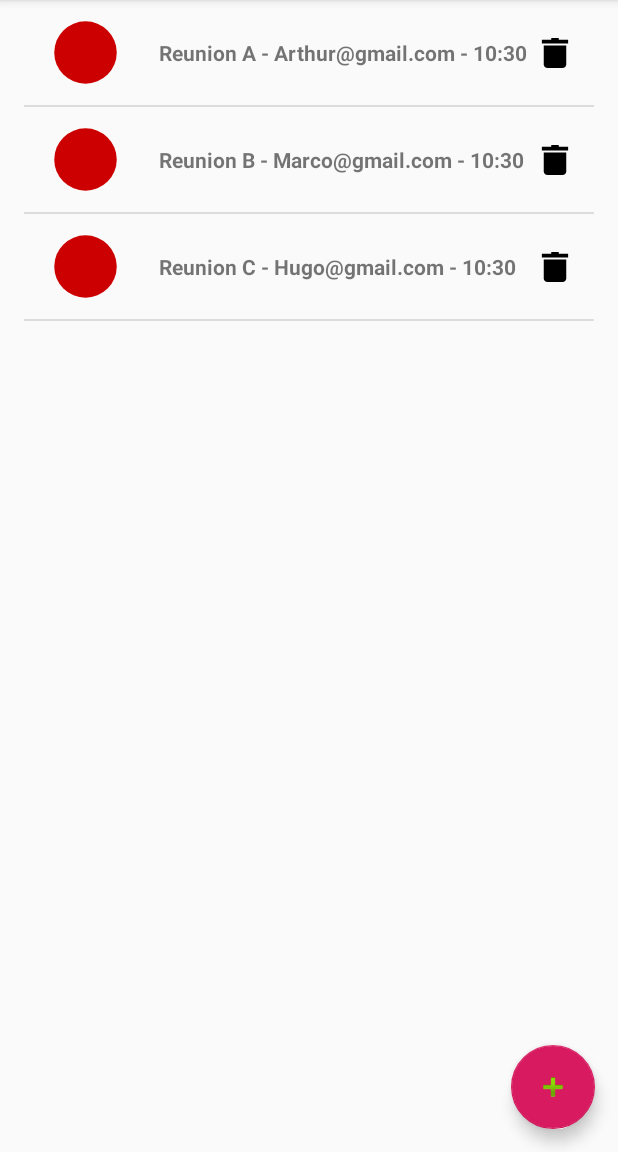
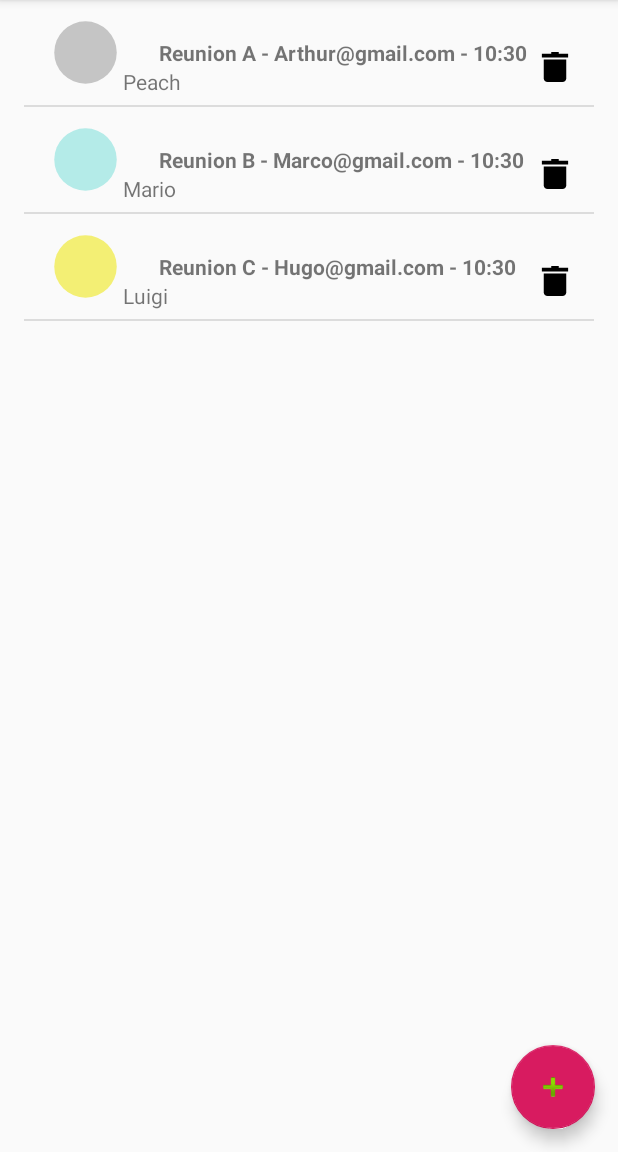
Before and after one commit to Philippeclass/P4_ANDROID_OC, an Android app: the screen it shows after launch (MainActivity), on a phone screen of 412 x 824 dp, the part 84-1236 px from its top. Run offline under Robolectric (Android 15) with nearby library versions, the phone set to English and light mode, and no system bars; our stand-ins replace ButterKnife, EventBus.

Commit message:
added color by place + nex textview for meeting + getplacedata

```diff
--- a/app/src/main/java/com/philippe/mareu/model/Meeting.java
+++ b/app/src/main/java/com/philippe/mareu/model/Meeting.java
@@ -32,7 +32,7 @@ public class Meeting implements Serializable {
     /**
      * Place
      */
-    private String place;
+    private Place place;
 
     /**
      * Subject
@@ -62,7 +62,7 @@ public class Meeting implements Serializable {
      * @param entrantMail
 
      */
-    public Meeting(Integer id,String name, Date date, String place, String entrantMail
+    public Meeting(Integer id,String name, Date date, Place place, String entrantMail
     ) {
         this.id = id;
         this.name = name;
@@ -115,8 +115,8 @@ public String getDateFormated() {
     public void setName(String place) { this.name = name;}
     public Date getDate() { return date; }
     public void setDate(Date time) { this.date = date; }
-    public String getPlace() { return place; }
-    public void setPlace(String place) { this.place = place; }
+    public Place getPlace() { return place; }
+    public void setPlace(Place place) { this.place = place; }
     public String getSubject() { return subject; }
     public void setSubject(String subject) { this.subject = subject; }
     public String getEntrantMail() { return entrantMail; }
--- a/app/src/main/java/com/philippe/mareu/model/Place.java
+++ b/app/src/main/java/com/philippe/mareu/model/Place.java
@@ -1,37 +1,48 @@
 package com.philippe.mareu.model;
+
+import androidx.annotation.NonNull;
 
 public class Place {
 
 
-    private int mId;
+
     private String mName;
+    private  String mcolor;
+    private int i;
+    private String peach;
+    private String mario;
+    private  String luigi;
 
 
     /**
      * Construtor
 
-     * @param id
      * @param name
      */
-    public Place(int id, String name) {
-        this.mId = id;
+    public Place(String name, String color) {
         this.mName = name;
+        this.mcolor = color;
     }
 
-
-    public int getId() {
-        return this.mId;
+    @NonNull
+    @Override
+    public String toString() {
+        return mName;
     }
 
     public String getName() {
         return this.mName;
     }
 
-    public void setId(int id) {
-        this.mId = id;
-    }
-
     public void setName(String name) {
         this.mName = name;
     }
+
+    public String getColor() {
+        return this.mcolor;
+    }
+
+    public void setColor(String color) {
+        this.mcolor = color;
+    }
 }
--- a/app/src/main/java/com/philippe/mareu/service/DummyMeetingGenerator.java
+++ b/app/src/main/java/com/philippe/mareu/service/DummyMeetingGenerator.java
@@ -10,24 +10,26 @@ import java.util.List;
 
 public abstract class DummyMeetingGenerator {
 
+    static List<Place> generatePlaces() {
+        return new ArrayList<>(DUMMYPLACE);
+    }
+
+    private static List<Place> DUMMYPLACE = Arrays.asList(
+            new Place("Peach", "#c5c5c5"),
+            new Place("Mario", "#b4ebe8"),
+            new Place("Luigi", "#f3ef74")
+    );
+
+
     public static List<Meeting> DUMMY_MEETING = Arrays.asList(
 
 
-            new Meeting(1, "Reunion A", Calendar.getInstance().getTime(), "Peach", "Arthur@gmail.com"),
-            new Meeting(2, "Reunion B", Calendar.getInstance().getTime(), "Mario", "Marco@gmail.com"),
-            new Meeting(3, "Reunion C", Calendar.getInstance().getTime(), "Luigi", "Hugo@gmail.com")
+            new Meeting(1, "Reunion A", Calendar.getInstance().getTime(), generatePlaces().get(0), "Arthur@gmail.com"),
+            new Meeting(2, "Reunion B", Calendar.getInstance().getTime(), generatePlaces().get(1), "Marco@gmail.com"),
+            new Meeting(3, "Reunion C", Calendar.getInstance().getTime(), generatePlaces().get(2), "Hugo@gmail.com")
 
     );
 
-    private static List<Place> DUMMYPLACE = Arrays.asList(
-            new Place(1, "Peach"),
-            new Place(2, "Mario"),
-            new Place(3, "Luigi")
-    );
-
-    static List<Place> generatePlaces() {
-        return new ArrayList<>(DUMMYPLACE);
-    }
 
     static List<Meeting> generateMeetings() {
         return new ArrayList<>(DUMMY_MEETING);
--- a/app/src/main/java/com/philippe/mareu/service/MeetingApiService.java
+++ b/app/src/main/java/com/philippe/mareu/service/MeetingApiService.java
@@ -3,7 +3,6 @@ package com.philippe.mareu.service;
 import com.philippe.mareu.model.Meeting;
 import com.philippe.mareu.model.Place;
 
-import java.util.Date;
 import java.util.List;
 
 
@@ -21,6 +20,8 @@ import java.util.List;
 
         List<Meeting>sortByDates(String date);
 
+        List<Meeting>sortByPlaces(int place);
+
         List<Place>getPlaces();
 
 
--- a/app/src/main/java/com/philippe/mareu/ui/MeetingFragment.java
+++ b/app/src/main/java/com/philippe/mareu/ui/MeetingFragment.java
@@ -1,8 +1,10 @@
 package com.philippe.mareu.ui;
 
 import android.app.DatePickerDialog;
+import android.app.Dialog;
 import android.app.TimePickerDialog;
 import android.content.Context;
+import android.content.DialogInterface;
 import android.os.Bundle;
 import android.util.Log;
 import android.view.LayoutInflater;
@@ -27,6 +29,7 @@ import com.philippe.mareu.di.DI;
 import com.philippe.mareu.events.AddMeetingEvent;
 import com.philippe.mareu.events.DeleteMeetingEvent;
 import com.philippe.mareu.model.Meeting;
+import com.philippe.mareu.model.Place;
 import com.philippe.mareu.service.MeetingApiService;
 
 import org.greenrobot.eventbus.EventBus;
@@ -51,6 +54,7 @@ public class MeetingFragment extends Fragment {
     private RecyclerView mRecyclerView;
     private MeetingRecyclerViewAdapter mAdapter;
     private Meeting mMeeting;
+    private  AddMeetingFragment mAddMeetingFragment;
 
 
     @BindView(R.id.btn_add_meeting)
@@ -77,9 +81,6 @@ public class MeetingFragment extends Fragment {
         super.onCreate(savedInstanceState);
         mApiService = DI.getMeetingApiService();
         setHasOptionsMenu(true);
-
-
-
     }
 
 
@@ -137,13 +138,28 @@ sortFromAToZ();
                 initList(mApiService.sortByDates(simpleDateFormat.format(date)));
 
 
-
             }
         };
 
         new DatePickerDialog(getContext(), dateSetListener, calendar.get(Calendar.YEAR), calendar.get(Calendar.MONTH), calendar.get(Calendar.DAY_OF_MONTH)).show();
 
     }
+/**
+    private void showPlaceDialog() {
+        Dialog.OnClickListener PlaceListener = new Dialog.OnClickListener() {
+            @Override
+            public void onClick(DialogInterface dialog, int place) {
+
+
+                 place1 = mAddMeetingFragment.selectedplace;
+                initList(mApiService.sortByPlaces(place));
+
+            }
+        };
+
+
+    }
+**/
 
 
     /**
@@ -189,16 +205,19 @@ sortFromAToZ();
 
                 Log.d("message", "test");
 
-showDateTimeDialog();
+                showDateTimeDialog();
                 return true;
             case R.id.sort_By_Place:
                 Log.d("message2", "test2");
+
+                //showPlaceDialog();
 
                 return true;
             default:
                 return super.onOptionsItemSelected(item);
         }
     }
+
 
 
     @Override
--- a/app/src/main/java/com/philippe/mareu/ui/MeetingRecyclerViewAdapter.java
+++ b/app/src/main/java/com/philippe/mareu/ui/MeetingRecyclerViewAdapter.java
@@ -1,25 +1,20 @@
 package com.philippe.mareu.ui;
 
-import android.content.Intent;
+import android.graphics.Color;
 import android.view.LayoutInflater;
 import android.view.View;
 import android.view.ViewGroup;
 import android.widget.EditText;
-import android.widget.GridView;
 import android.widget.ImageButton;
 import android.widget.ImageView;
 import android.widget.TextView;
 
 import androidx.recyclerview.widget.RecyclerView;
 
-import com.bumptech.glide.Glide;
-import com.bumptech.glide.request.RequestOptions;
 import com.google.android.material.floatingactionbutton.FloatingActionButton;
 import com.philippe.mareu.R;
-import com.philippe.mareu.events.AddMeetingEvent;
 import com.philippe.mareu.events.DeleteMeetingEvent;
 import com.philippe.mareu.model.Meeting;
-import com.philippe.mareu.model.Place;
 
 import org.greenrobot.eventbus.EventBus;
 
@@ -28,14 +23,13 @@ import java.util.List;
 import butterknife.BindView;
 import butterknife.ButterKnife;
 
-import static com.philippe.mareu.ui.MainActivity.BUNDLE_EXTRA_MEETING;
-
 public class MeetingRecyclerViewAdapter extends RecyclerView.Adapter<MeetingRecyclerViewAdapter.ViewHolder> {
 
 
     private final List<Meeting> mMeetings;
     public EditText mEditText1;
     public EditText mEditText2;
+
 
 
     @BindView(R.id.btn_add_meeting)
@@ -59,7 +53,9 @@ public class MeetingRecyclerViewAdapter extends RecyclerView.Adapter<MeetingRecy
         Meeting meeting = mMeetings.get(position);
         holder.mMeetingName.setText(meeting.getName() + " - " + meeting.getEntrantMail() + " - " + meeting.getTimeFormated());
 
+        holder.mMeetingColor.getDrawable().setTint(Color.parseColor(meeting.getPlace().getColor()));
 
+        holder.mplaceText.setText(meeting.getPlace().getName());
         holder.mDeleteButton.setOnClickListener(new View.OnClickListener() {
             @Override
             public void onClick(View v) {
@@ -74,6 +70,8 @@ EventBus.getDefault().post(new AddMeetingEvent(meeting));
 }
 });
  **/
+
+
     }
 
 
@@ -89,6 +87,8 @@ EventBus.getDefault().post(new AddMeetingEvent(meeting));
         public TextView mMeetingName;
         @BindView(R.id.item_list_delete_button)
         public ImageButton mDeleteButton;
+        @BindView(R.id.place_text)
+        public  TextView mplaceText;
 
 
         /**
--- a/app/src/main/res/layout/fragment_meeting.xml
+++ b/app/src/main/res/layout/fragment_meeting.xml
@@ -31,12 +31,20 @@
         app:layout_constraintBottom_toBottomOf="@+id/item_list_avatar"
         app:layout_constraintStart_toEndOf="@+id/item_list_avatar"
         app:layout_constraintTop_toTopOf="@+id/item_list_avatar" />
-
+<TextView
+    android:layout_width="wrap_content"
+    android:layout_height="wrap_content"
+    android:text="reunion"
+    android:id="@+id/place_text"
+    app:layout_constraintTop_toBottomOf="@id/item_list_name"
+    app:layout_constraintStart_toEndOf="@+id/item_list_avatar"
+    android:gravity="start"
+    />
     <ImageButton
         android:id="@+id/item_list_delete_button"
         android:layout_marginEnd="16dp"
         android:background="@null"
-        app:layout_constraintBottom_toBottomOf="@+id/item_list_name"
+        app:layout_constraintBottom_toBottomOf="@+id/place_text"
         app:layout_constraintEnd_toEndOf="parent"
         app:layout_constraintTop_toTopOf="@+id/item_list_name"
         app:srcCompat="@drawable/ic_delete"
```
Also changed, not shown: app/src/main/java/com/philippe/mareu/service/DummyMeetingApiService.java (+16 -1 lines), app/src/main/java/com/philippe/mareu/ui/AddMeetingFragment.java (+13 -20 lines), app/src/main/java/com/philippe/mareu/ui/MainActivity.java (+3 -13 lines), app/src/main/java/com/philippe/mareu/ui/MainAdapter.java (deleted, +0 -59 lines), app/src/main/res/layout/create_meeting_fragment.xml (+1 -13 lines), app/src/main/res/layout/sort_by_place.xml (added, +19 -0 lines).
